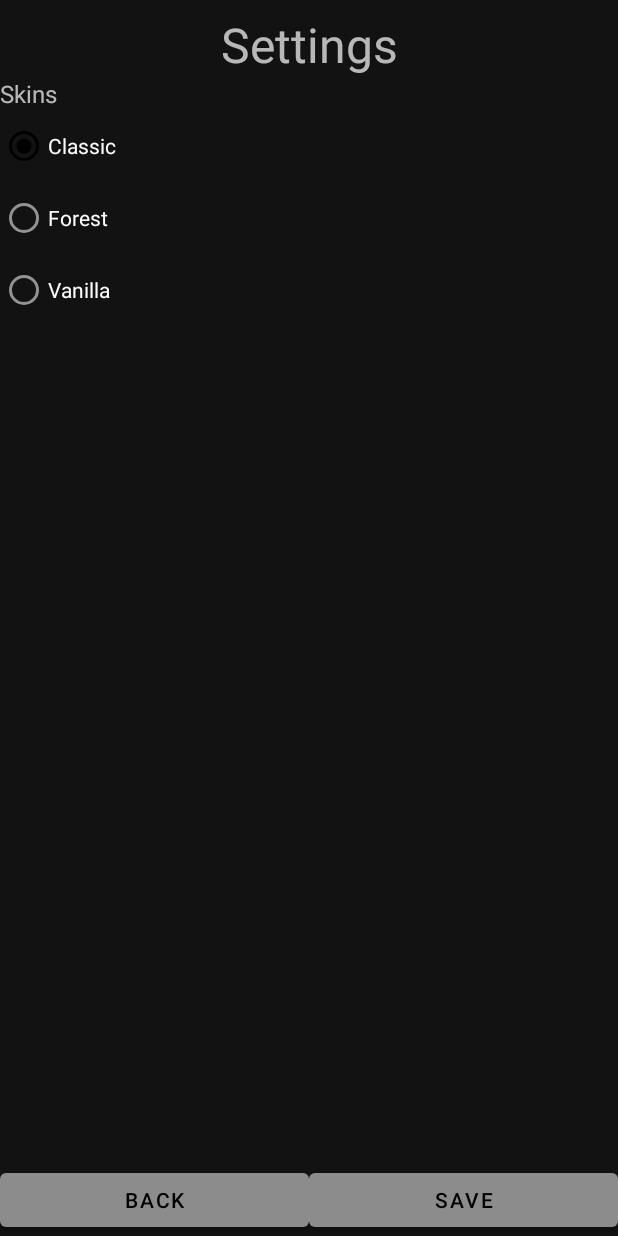
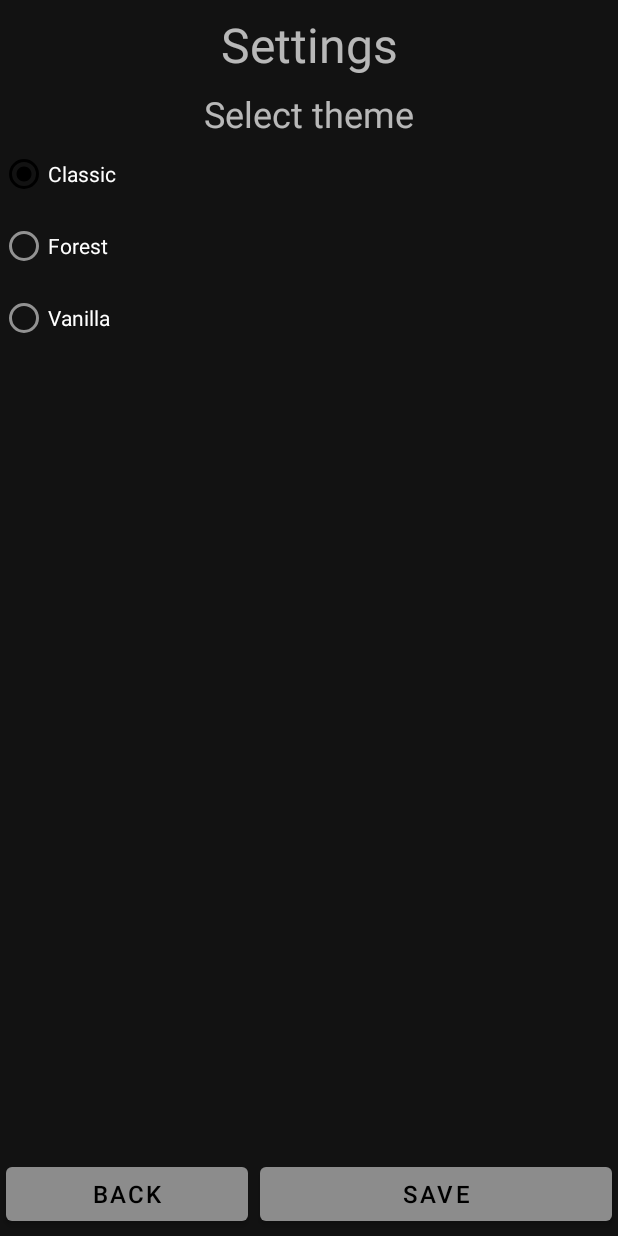
Before and after one commit to chicony83/SapperGame, an Android app: the fragment SettingFragment placed in its activity, on a phone screen of 412 x 824 dp. Run offline under Robolectric (Android 15) with nearby library versions, the light colour scheme and no system bars.

Commit message:
change SettingFragment styles

```diff
--- a/app/src/main/res/layout/activity_game.xml
+++ b/app/src/main/res/layout/activity_game.xml
@@ -51,17 +51,17 @@
 
         <Button
             android:id="@+id/button_open"
-            style="@style/GameFlags"
+            style="@style/ButtonsNormal"
             android:text="@string/buttonOpen_text" />
 
         <Button
             android:id="@+id/button_mayBe"
-            style="@style/GameFlags"
+            style="@style/ButtonsNormal"
             android:text="@string/buttonMayBe_text" />
 
         <Button
             android:id="@+id/button_mineIsHire"
-            style="@style/GameFlags"
+            style="@style/ButtonsNormal"
             android:text="@string/buttonMineIsHere_text" />
 
     </LinearLayout>
--- a/app/src/main/res/layout/fragment_setting.xml
+++ b/app/src/main/res/layout/fragment_setting.xml
@@ -31,28 +31,30 @@
                 android:layout_height="wrap_content">
 
                 <TextView
-                    android:textSize="@dimen/H2"
-                    android:text="Skins"
                     android:layout_width="match_parent"
-                    android:layout_height="wrap_content"/>
+                    android:layout_height="wrap_content"
+                    android:layout_marginTop="@dimen/marginNormal"
+                    android:gravity="center"
+                    android:text="@string/selectTheme_bottom_text"
+                    android:textSize="@dimen/H2" />
 
                 <RadioButton
                     android:id="@+id/classicTheme_radioButton"
-                    android:text="Classic"
                     android:layout_width="match_parent"
-                    android:layout_height="wrap_content" />
+                    android:layout_height="wrap_content"
+                    android:text="Classic" />
 
                 <RadioButton
                     android:id="@+id/forestTheme_radioButton"
-                    android:text="Forest"
                     android:layout_width="match_parent"
-                    android:layout_height="wrap_content" />
+                    android:layout_height="wrap_content"
+                    android:text="Forest" />
 
                 <RadioButton
                     android:id="@+id/vanillaTheme_radioButton"
-                    android:text="Vanilla"
                     android:layout_width="match_parent"
-                    android:layout_height="wrap_content" />
+                    android:layout_height="wrap_content"
+                    android:text="Vanilla" />
             </RadioGroup>
         </LinearLayout>
 
@@ -65,17 +67,17 @@
 
             <Button
                 android:id="@+id/exit_settings_button"
-                android:layout_width="match_parent"
-                android:layout_height="wrap_content"
+                style="@style/ButtonsNormal"
                 android:layout_weight="1"
-                android:text="back" />
+                android:text="@string/buttonBack_text"
+                android:textSize="@dimen/H3" />
 
             <Button
                 android:id="@+id/save_settings_button"
-                android:layout_width="match_parent"
-                android:layout_height="wrap_content"
-                android:layout_weight="1"
-                android:text="save" />
+                style="@style/ButtonsNormal"
+                android:layout_weight="2"
+                android:text="@string/buttonSave_text"
+                android:textSize="@dimen/H3" />
         </LinearLayout>
 
     </androidx.constraintlayout.widget.ConstraintLayout>
--- a/app/src/main/res/values/dimens.xml
+++ b/app/src/main/res/values/dimens.xml
@@ -2,13 +2,15 @@
 <resources>
     <dimen name="H0">36sp</dimen>
     <dimen name="H1">32sp</dimen>
-    <dimen name="H2">16sp</dimen>
-    <dimen name="H3">12sp</dimen>
-    <dimen name="H4">8sp</dimen>
+    <dimen name="H2">24sp</dimen>
+    <dimen name="H3">16sp</dimen>
+    <dimen name="H4">12sp</dimen>
+    <dimen name="H5">8sp</dimen>
 
     <dimen name="marginHalfNormal">4dp</dimen>
     <dimen name="marginNormal">8dp</dimen>
     <dimen name="marginDouble">16dp</dimen>
     <dimen name="marginTriple">24dp</dimen>
+
     <dimen name="fab_margin">16dp</dimen>
 </resources>
--- a/app/src/main/res/values/strings.xml
+++ b/app/src/main/res/values/strings.xml
@@ -36,5 +36,8 @@
     <string name="select_level">select level</string>
     <!-- TODO: Remove or change this placeholder text -->
     <string name="settingsFragmentName">Settings</string>
+    <string name="buttonBack_text">back</string>
+    <string name="buttonSave_text">save</string>
+    <string name="selectTheme_bottom_text">Select theme</string>
 
 </resources>
--- a/app/src/main/res/values/themes.xml
+++ b/app/src/main/res/values/themes.xml
@@ -34,14 +34,15 @@
 
     <style name="Theme.SapperGame.PopupOverlay" parent="ThemeOverlay.AppCompat.Light" />
 
-    <style name="GameFlags">
-        <item name="android:textSize">@dimen/H3</item>
+    <style name="ButtonsNormal">
+        <item name="android:textSize">@dimen/H4</item>
         <item name="android:layout_margin">@dimen/marginHalfNormal</item>
         <item name="android:layout_width">wrap_content</item>
         <item name="android:layout_height">wrap_content</item>
         <item name="android:layout_weight">1</item>
         <item name="android:scaleType">center</item>
     </style>
+
     <style name="EndGameLayout" parent="Theme.SapperGame">
         <item name="android:layout_width">match_parent</item>
         <item name="android:layout_height">wrap_content</item>
```
Also changed, not shown: app/src/main/res/layout/layout_information.xml (+14 -14 lines), 1 other file.
